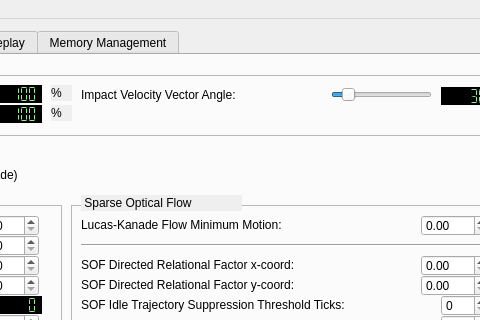
First picture: the form in TrackerRT_UI/mainwindow.ui, repository hvictor/Release, before the edit; both pictures show x 401 to 881 and y 0 to 320 of the 986 by 567 pixel window.
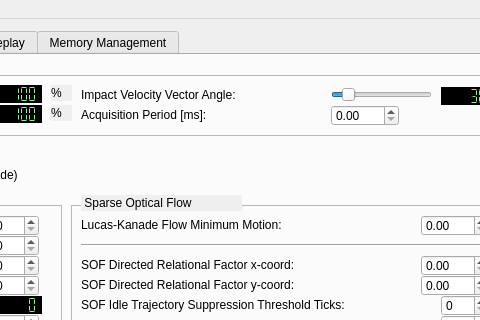
Second picture: the form after the edit. The open tabs and pages were chosen to show the change. Custom widgets are drawn as their Qt base class.

Diff of the .ui file:
```diff
--- a/TrackerRT_UI/mainwindow.ui
+++ b/TrackerRT_UI/mainwindow.ui
@@ -2206,6 +2206,35 @@
            <enum>Qt::Horizontal</enum>
           </property>
          </widget>
+         <widget class="QLabel" name="label_79">
+          <property name="geometry">
+           <rect>
+            <x>460</x>
+            <y>30</y>
+            <width>241</width>
+            <height>20</height>
+           </rect>
+          </property>
+          <property name="font">
+           <font>
+            <weight>50</weight>
+            <bold>false</bold>
+           </font>
+          </property>
+          <property name="text">
+           <string>Acquisition Period [ms]:</string>
+          </property>
+         </widget>
+         <widget class="QDoubleSpinBox" name="doubleSpinBox_AcquisitionPeriod">
+          <property name="geometry">
+           <rect>
+            <x>710</x>
+            <y>30</y>
+            <width>68</width>
+            <height>21</height>
+           </rect>
+          </property>
+         </widget>
         </widget>
         <widget class="QLabel" name="label_59">
          <property name="geometry">
```
Left out of the diff: 2 changed lines with no effect on the pictures.
